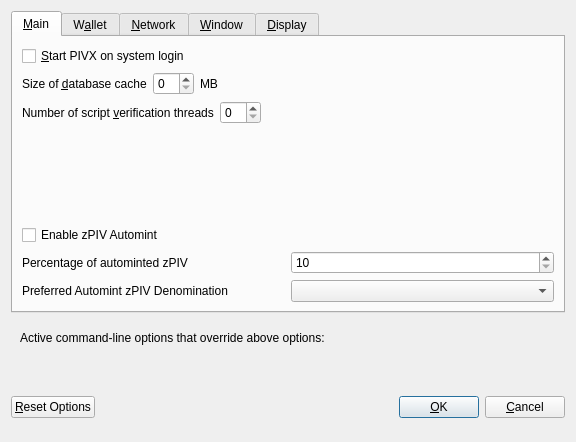
Qt form src/qt/forms/optionsdialog.ui (TGIS-PROJECT/GI) before a commit.
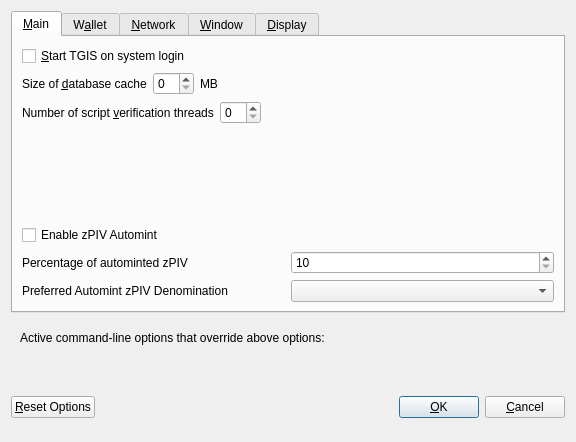
The same form after that commit. Custom widgets are drawn as their Qt base class.

```diff
--- a/src/qt/forms/optionsdialog.ui
+++ b/src/qt/forms/optionsdialog.ui
@@ -33,7 +33,7 @@
           <string>Automatically start PIVX after logging in to the system.</string>
          </property>
          <property name="text">
-          <string>&amp;Start PIVX on system login</string>
+          <string>&amp;Start TGIS on system login</string>
          </property>
         </widget>
        </item>
```
Left out of the diff: 10 changed lines with no effect on the pictures.
